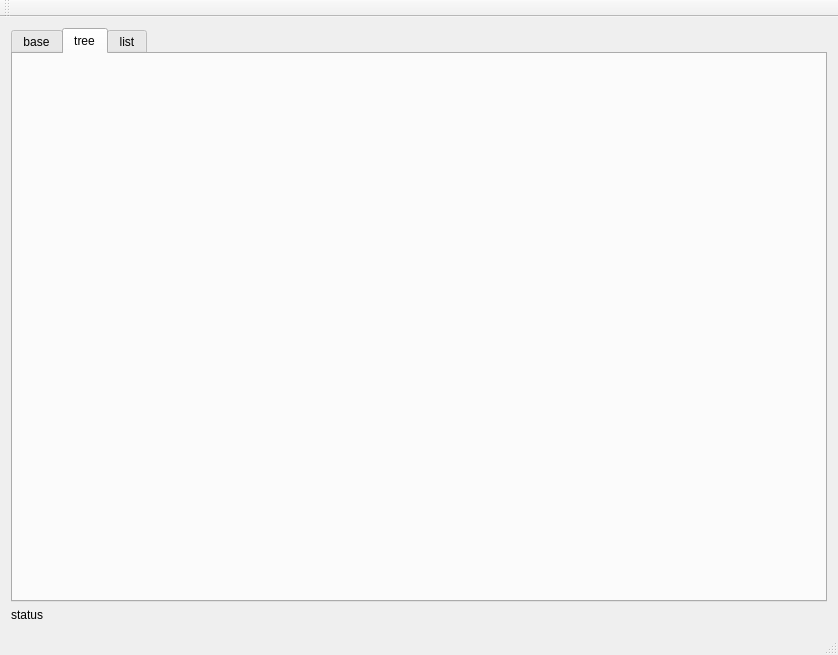
Old version of the form QtBase/qtbase.ui in the repository hechengjin/cpp.
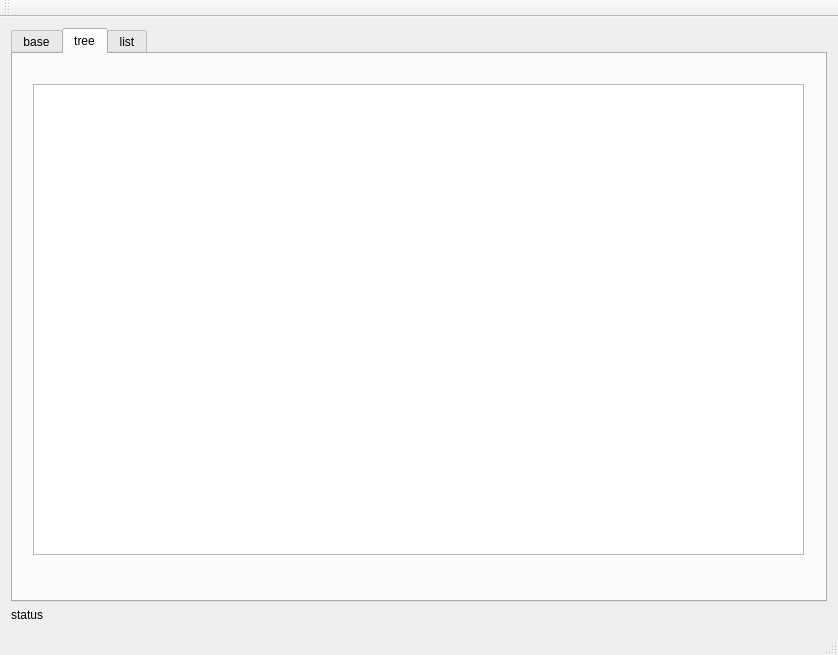
New version of the form.

Patch:
```diff
--- a/QtBase/qtbase.ui
+++ b/QtBase/qtbase.ui
@@ -152,6 +152,16 @@
          <attribute name="title">
           <string>tree</string>
          </attribute>
+         <widget class="QTreeView" name="mailListTreeView">
+          <property name="geometry">
+           <rect>
+            <x>20</x>
+            <y>30</y>
+            <width>771</width>
+            <height>471</height>
+           </rect>
+          </property>
+         </widget>
         </widget>
         <widget class="QWidget" name="tab_3">
          <attribute name="title">
```
